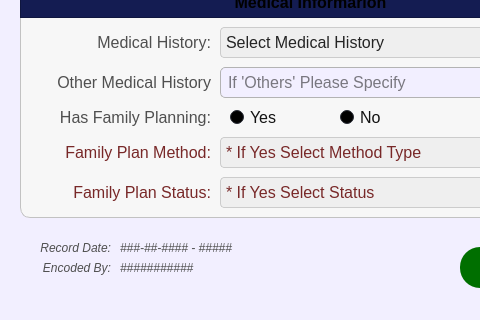
Before: the Qt Designer form UI/PopUp/Screen_CitizenPanel/ScreenCitizenProfile/register_citizen_part_03.ui in Yohhannn/Barangay-Records-Statistics-System, drawn with Qt 5; both pictures show x 0 to 480 and y 263 to 583 of the 1171 by 583 pixel window.
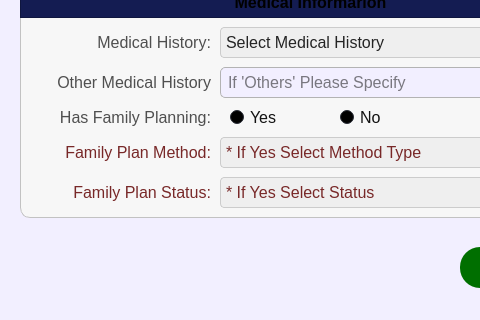
After: the same form once the commit is applied. Icons and pictures are not drawn.

Commit message: [ Major Update V3.2.0 ] + Updated Multiple UIs + Added Record Medical History + Added the Date Encoded, Encoded By, Last Updated, Updated By -JP

Diff of the .ui file:
```diff
--- a/UI/PopUp/Screen_CitizenPanel/ScreenCitizenProfile/register_citizen_part_03.ui
+++ b/UI/PopUp/Screen_CitizenPanel/ScreenCitizenProfile/register_citizen_part_03.ui
@@ -7898,130 +7898,6 @@
     </property>
    </widget>
   </widget>
-  <widget class="QLabel" name="labelNote_x">
-   <property name="geometry">
-    <rect>
-     <x>20</x>
-     <y>520</y>
-     <width>91</width>
-     <height>21</height>
-    </rect>
-   </property>
-   <property name="font">
-    <font>
-     <family>Arial</family>
-     <pointsize>9</pointsize>
-     <italic>true</italic>
-     <bold>false</bold>
-    </font>
-   </property>
-   <property name="styleSheet">
-    <string notr="true">#labelNote_x {
-	background-color: transparent;
-	color: #4f4f4f;
-}
-</string>
-   </property>
-   <property name="text">
-    <string>Encoded By:</string>
-   </property>
-   <property name="alignment">
-    <set>Qt::AlignmentFlag::AlignRight|Qt::AlignmentFlag::AlignTrailing|Qt::AlignmentFlag::AlignVCenter</set>
-   </property>
-  </widget>
-  <widget class="QLabel" name="interviewer_emp_name">
-   <property name="geometry">
-    <rect>
-     <x>120</x>
-     <y>520</y>
-     <width>211</width>
-     <height>21</height>
-    </rect>
-   </property>
-   <property name="font">
-    <font>
-     <family>Arial</family>
-     <pointsize>9</pointsize>
-     <italic>true</italic>
-     <bold>false</bold>
-    </font>
-   </property>
-   <property name="styleSheet">
-    <string notr="true">#interviewer_emp_name {
-	background-color: transparent;
-	color: #4f4f4f;
-}
-</string>
-   </property>
-   <property name="text">
-    <string>###########</string>
-   </property>
-   <property name="alignment">
-    <set>Qt::AlignmentFlag::AlignLeading|Qt::AlignmentFlag::AlignLeft|Qt::AlignmentFlag::AlignVCenter</set>
-   </property>
-  </widget>
-  <widget class="QLabel" name="interviewer_dateofvisit">
-   <property name="geometry">
-    <rect>
-     <x>120</x>
-     <y>500</y>
-     <width>171</width>
-     <height>21</height>
-    </rect>
-   </property>
-   <property name="font">
-    <font>
-     <family>Arial</family>
-     <pointsize>9</pointsize>
-     <italic>true</italic>
-     <bold>false</bold>
-    </font>
-   </property>
-   <property name="styleSheet">
-    <string notr="true">#interviewer_dateofvisit {
-	background-color: transparent;
-	color: #4f4f4f;
-}
-</string>
-   </property>
-   <property name="text">
-    <string>###-##-#### - #####</string>
-   </property>
-   <property name="alignment">
-    <set>Qt::AlignmentFlag::AlignLeading|Qt::AlignmentFlag::AlignLeft|Qt::AlignmentFlag::AlignVCenter</set>
-   </property>
-  </widget>
-  <widget class="QLabel" name="DateofVisit">
-   <property name="geometry">
-    <rect>
-     <x>30</x>
-     <y>500</y>
-     <width>81</width>
-     <height>21</height>
-    </rect>
-   </property>
-   <property name="font">
-    <font>
-     <family>Arial</family>
-     <pointsize>9</pointsize>
-     <italic>true</italic>
-     <bold>false</bold>
-    </font>
-   </property>
-   <property name="styleSheet">
-    <string notr="true">#DateofVisit {
-	background-color: transparent;
-	color: #4f4f4f;
-}
-</string>
-   </property>
-   <property name="text">
-    <string>Record Date:</string>
-   </property>
-   <property name="alignment">
-    <set>Qt::AlignmentFlag::AlignRight|Qt::AlignmentFlag::AlignTrailing|Qt::AlignmentFlag::AlignVCenter</set>
-   </property>
-  </widget>
   <widget class="QLabel" name="dots">
    <property name="geometry">
     <rect>
```
The commit also changes 20 other files.
